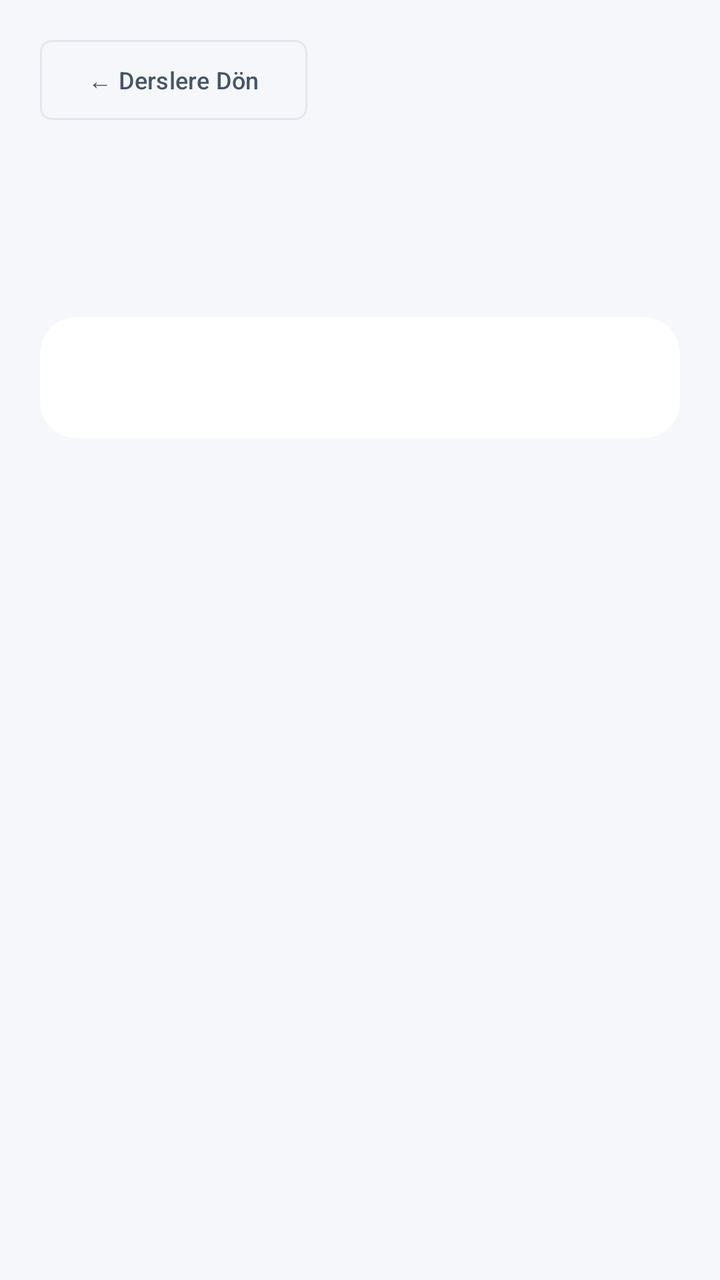
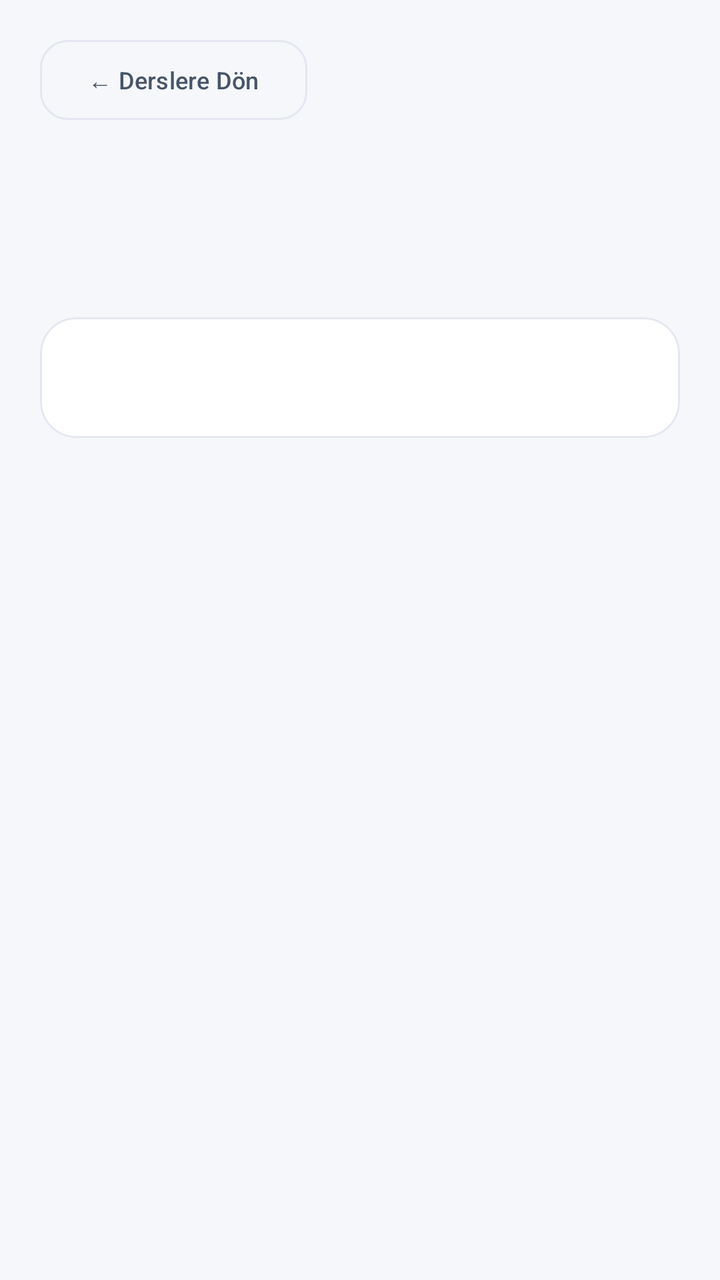

Compare the two renders of this Android layout. The source of the first and the diff that turns it into the second are given below.
<!-- AndroidManifest.xml: application theme Theme.Lexio -->
<!-- res/layout/layout_study_detail.xml -->
<?xml version="1.0" encoding="utf-8"?>
<ScrollView xmlns:android="http://schemas.android.com/apk/res/android"
    xmlns:app="http://schemas.android.com/apk/res-auto"
    android:layout_width="match_parent"
    android:layout_height="match_parent"
    android:fillViewport="true"
    android:background="@color/bg_dark">

    <LinearLayout
        android:layout_width="match_parent"
        android:layout_height="wrap_content"
        android:orientation="vertical"
        android:padding="20dp">

        
        <Button
            android:id="@+id/btnBackToStudyPortal"
            android:layout_width="wrap_content"
            android:layout_height="40dp"
            android:text="@string/study_detail_back"
            android:textColor="@color/text_secondary"
            android:textSize="12sp"
            android:backgroundTint="@color/transparent"
            app:strokeColor="@color/card_border"
            app:strokeWidth="1dp"
            android:insetTop="0dp"
            android:insetBottom="0dp"
            app:cornerRadius="6dp" />

        
        <TextView
            android:id="@+id/tvStudyDetailTitle"
            android:layout_width="match_parent"
            android:layout_height="wrap_content"
            android:layout_marginTop="20dp"
            android:textColor="@color/text_primary"
            android:textSize="26sp"
            android:textStyle="bold" />

        <TextView
            android:id="@+id/tvStudyDetailCategory"
            android:layout_width="wrap_content"
            android:layout_height="wrap_content"
            android:layout_marginTop="6dp"
            android:textColor="@color/accent_primary"
            android:textSize="13sp"
            android:textStyle="bold" />

        <TextView
            android:id="@+id/tvStudyDetailReference"
            android:layout_width="match_parent"
            android:layout_height="wrap_content"
            android:layout_marginTop="4dp"
            android:textColor="@color/text_muted"
            android:textSize="12sp"
            android:visibility="gone" />

        
        <androidx.cardview.widget.CardView
            android:layout_width="match_parent"
            android:layout_height="wrap_content"
            android:layout_marginTop="20dp"
            android:layout_marginBottom="32dp"
            app:cardBackgroundColor="@color/card_bg"
            app:cardCornerRadius="18dp"
            app:cardElevation="0dp"
            app:strokeColor="@color/card_border"
            app:strokeWidth="1dp">

            <LinearLayout
                android:layout_width="match_parent"
                android:layout_height="wrap_content"
                android:orientation="vertical"
                android:padding="20dp">

                <TextView
                    android:id="@+id/tvStudyDetailContent"
                    android:layout_width="match_parent"
                    android:layout_height="wrap_content"
                    android:textColor="@color/text_secondary"
                    android:textSize="15sp"
                    android:lineSpacingMultiplier="1.35" />

            </LinearLayout>
        </androidx.cardview.widget.CardView>

        <TextView
            android:id="@+id/tvStudyQuizHeader"
            android:layout_width="match_parent"
            android:layout_height="wrap_content"
            android:text="@string/study_quiz_header"
            android:textColor="@color/text_primary"
            android:textSize="20sp"
            android:textStyle="bold"
            android:visibility="gone" />

        <LinearLayout
            android:id="@+id/llStudyQuizContainer"
            android:layout_width="match_parent"
            android:layout_height="wrap_content"
            android:orientation="vertical"
            android:paddingBottom="32dp" />

    </LinearLayout>
</ScrollView>
<!-- resources referenced by this layout -->
<resources>
  <color name="accent_primary">#f97316</color>
  <color name="bg_dark">#F6F7FB</color>
  <color name="card_bg">#FFFFFF</color>
  <color name="card_border">#E3E7F0</color>
  <color name="text_muted">#64748B</color>
  <color name="text_primary">#0F172A</color>
  <color name="text_secondary">#475569</color>
  <color name="transparent">#00000000</color>
  <string name="study_detail_back">← Derslere Dön</string>
  <string name="study_quiz_header">Kendini Test Et</string>
  <style name="Theme.Lexio" parent="Theme.Material3.DayNight.NoActionBar">
          <item name="android:windowBackground">@color/bg_dark</item>
          <item name="android:statusBarColor">@color/bg_dark</item>
          <item name="android:navigationBarColor">@color/bg_dark</item>
          <item name="android:windowLightStatusBar">true</item>
          <item name="android:windowLightNavigationBar">true</item>
          <item name="colorPrimary">@color/accent_primary</item>
          <item name="colorSecondary">@color/accent_secondary</item>
      </style>
  <color name="accent_secondary">#ea580c</color>
</resources>

<!-- the commit's change to res/layout/layout_study_detail.xml (unified diff, before → after) -->
@@ -25,7 +25,7 @@
             app:strokeWidth="1dp"
             android:insetTop="0dp"
             android:insetBottom="0dp"
-            app:cornerRadius="6dp" />
+            app:cornerRadius="14dp" />
 
         
         <TextView
@@ -56,7 +56,7 @@
             android:visibility="gone" />
 
         
-        <androidx.cardview.widget.CardView
+        <com.google.android.material.card.MaterialCardView
             android:layout_width="match_parent"
             android:layout_height="wrap_content"
             android:layout_marginTop="20dp"
@@ -82,7 +82,7 @@
                     android:lineSpacingMultiplier="1.35" />
 
             </LinearLayout>
-        </androidx.cardview.widget.CardView>
+        </com.google.android.material.card.MaterialCardView>
 
         <TextView
             android:id="@+id/tvStudyQuizHeader"
